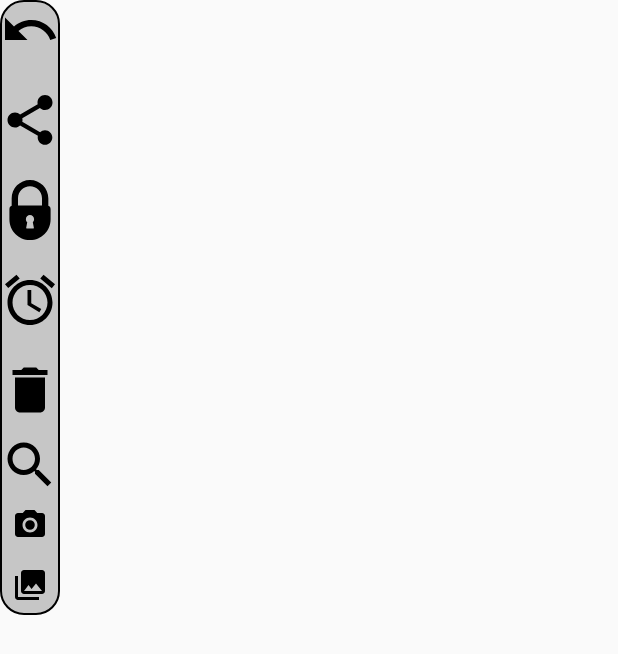
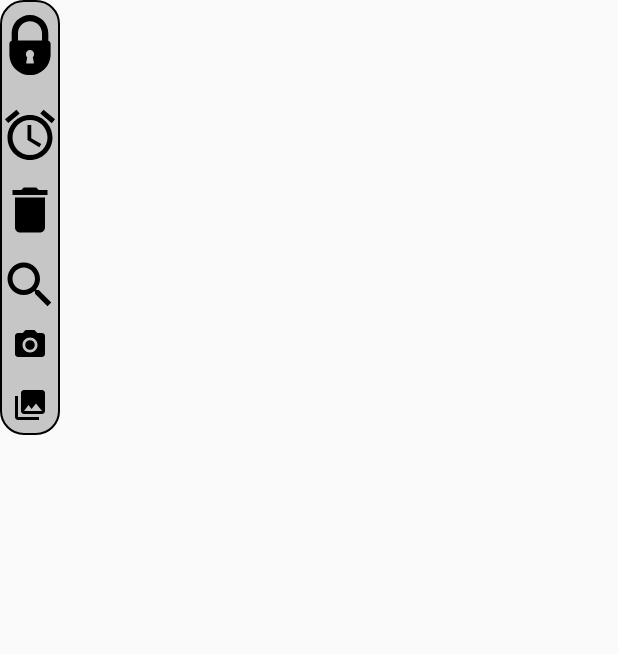
Before and after one commit to vmvu/mvnotepad, an Android app: the layout popup_setting_table.xml on its own in the app's theme, with its tools: preview values and no code run, on a phone screen of 412 x 824 dp. Shown: the top 654 px of the screen. Run offline under Robolectric (Android 15) with nearby library versions, the phone set to English and light mode, and no system bars.

```diff
--- a/app/src/main/java/com/minhvu/proandroid/sqlite/database/main/presenter/DetailPresenter.java
+++ b/app/src/main/java/com/minhvu/proandroid/sqlite/database/main/presenter/DetailPresenter.java
@@ -122,7 +122,10 @@ public class DetailPresenter extends MvpPresenter<IDetailModel, IDetailShow> imp
             }
         }
         int popupWith = 130;
-        int popupHeight = 1000;
+        int popupHeight = 610;
+        if(mCurrentUri != null){
+            popupHeight = 900;
+        }
         int[] local = new int[2];
         parent.getLocationInWindow(local);
         popupConfiguration(layout, popupWith, popupHeight, local[0] + 10, local[1] + 167, Gravity.NO_GRAVITY);
--- a/app/src/main/res/layout/popup_setting_table.xml
+++ b/app/src/main/res/layout/popup_setting_table.xml
@@ -20,6 +20,7 @@
                 android:orientation="vertical"
                 android:layout_alignParentTop="true"
                 android:layout_alignParentLeft="true"
+                android:layout_marginTop="10dp"
                 android:layout_alignParentStart="true">
 
                 <ImageView
@@ -28,7 +29,8 @@
                     android:layout_marginBottom="20dp"
                     android:background="?attr/selectableItemBackgroundBorderless"
                     android:clickable="true"
-                    android:src="@drawable/ic_undo_black_24dp" />
+                    android:src="@drawable/ic_undo_black_24dp"
+                    android:visibility="gone"/>
 
                 <ImageView
                     android:layout_width="40dp"
@@ -36,7 +38,8 @@
                     android:layout_marginBottom="20dp"
                     android:background="?attr/selectableItemBackgroundBorderless"
                     android:clickable="true"
-                    android:src="@drawable/ic_share_black_24dp" />
+                    android:src="@drawable/ic_share_black_24dp"
+                    android:visibility="gone"/>
 
 
                 <ImageView
@@ -70,7 +73,6 @@
                     android:id="@+id/ivDelete"
                     android:layout_width="40dp"
                     android:layout_height="40dp"
-                    android:layout_marginTop="10dp"
                     android:background="?attr/selectableItemBackgroundBorderless"
                     android:clickable="true"
                     android:src="@drawable/ic_delete_black_24dp" />
```
Also changed, not shown: app/src/main/java/com/minhvu/proandroid/sqlite/database/main/view/Fragment/BookDetailFragment.java (+6 -12 lines).
